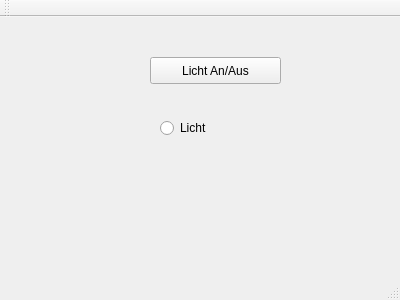
Qt form mainwindow.ui (darkmattercoder/plcanalyzer) before a commit.
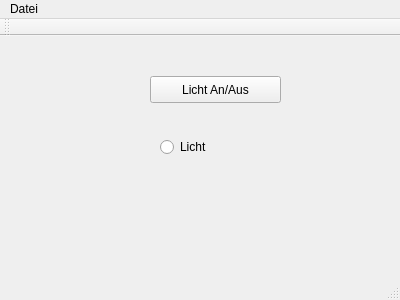
The same form after that commit.

Commit message: datei Menüeintrag Beenden

```diff
--- a/mainwindow.ui
+++ b/mainwindow.ui
@@ -47,9 +47,20 @@
      <x>0</x>
      <y>0</y>
      <width>400</width>
-     <height>25</height>
+     <height>21</height>
     </rect>
    </property>
+   <widget class="QMenu" name="menuDatei">
+    <property name="title">
+     <string>Datei</string>
+    </property>
+    <addaction name="actionNeues_Projekt"/>
+    <addaction name="actionProjekt_ffnen"/>
+    <addaction name="actionProjekt_speichern"/>
+    <addaction name="separator"/>
+    <addaction name="actionBeenden"/>
+   </widget>
+   <addaction name="menuDatei"/>
   </widget>
   <widget class="QToolBar" name="mainToolBar">
    <attribute name="toolBarArea">
```
Left out of the diff: 36 changed lines with no effect on the pictures.
